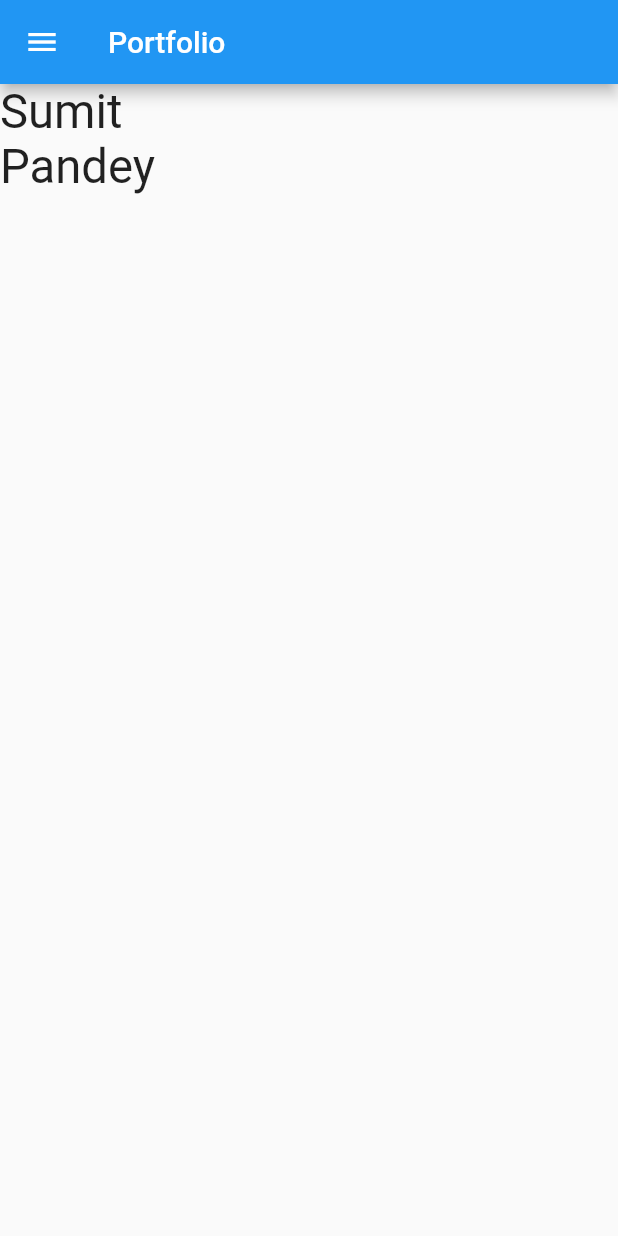
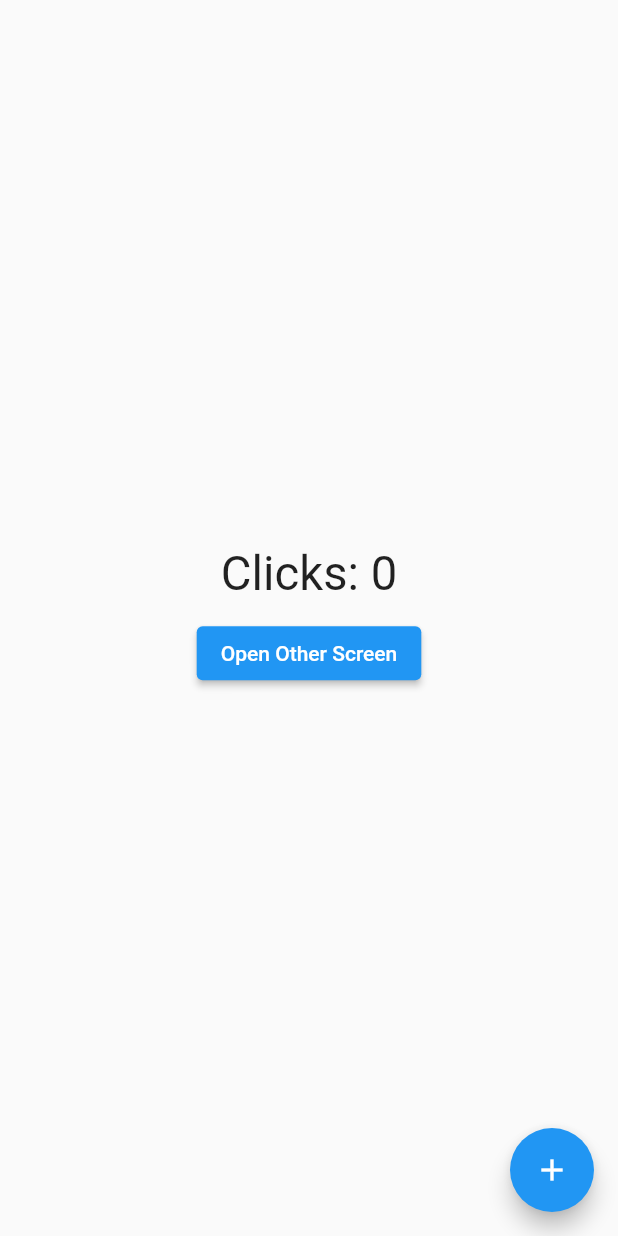
Before and after one commit to sumitpandey12/my_portfolio, a Flutter app: the screen it shows after launch, on a phone screen of 412 x 824 dp. Run offline on Flutter 3.47's test engine with Material 2 defaults, Android fonts, the phone set to English and light mode, and no system bars; our stand-ins replace get, velocity_x.

```diff
--- /dev/null
+++ b/lib/controller/counterController.dart
@@ -0,0 +1,9 @@
+import 'package:get/get.dart';
+
+class CounterContoller extends GetxController {
+  var counter = 0.obs;
+
+  void increament() {
+    counter++;
+  }
+}
--- a/lib/main.dart
+++ b/lib/main.dart
@@ -1,5 +1,6 @@
 import 'package:flutter/material.dart';
 import 'package:my_portfolio/pages/home.dart';
+import 'package:get/get.dart';
 
 void main() {
   runApp(const MyApp());
@@ -11,12 +12,12 @@ class MyApp extends StatelessWidget {
   // This widget is the root of your application.
   @override
   Widget build(BuildContext context) {
-    return MaterialApp(
+    return GetMaterialApp(
       title: 'Flutter Demo',
       theme: ThemeData(
         primarySwatch: Colors.blue,
       ),
-      home: const MyHome(),
+      home: MyHome(),
     );
   }
 }
--- a/lib/pages/home.dart
+++ b/lib/pages/home.dart
@@ -1,19 +1,39 @@
 import 'package:flutter/material.dart';
+import 'package:my_portfolio/pages/other.dart';
 import 'package:velocity_x/velocity_x.dart';
+import 'package:get/get.dart';
+
+import '../controller/counterController.dart';
 
 class MyHome extends StatelessWidget {
-  const MyHome({Key? key}) : super(key: key);
+  MyHome({Key? key}) : super(key: key);
+
+  final CounterContoller counterContoller = Get.put(CounterContoller());
 
   @override
   Widget build(BuildContext context) {
     return Scaffold(
-      appBar: AppBar(
-        title: "Portfolio".text.make(),
+      body: Center(
+        child: Obx(
+          (() => Column(mainAxisAlignment: MainAxisAlignment.center, children: [
+                "Clicks: ${counterContoller.counter.value}".text.xl4.make(),
+                const SizedBox(
+                  height: 10,
+                ),
+                ElevatedButton(
+                    onPressed: () {
+                      Get.to(OtherScreen());
+                    },
+                    child: "Open Other Screen".text.make())
+              ])),
+        ),
       ),
-      body: Column(children: [
-        "Sumit\nPandey".text.xl4.make(),
-      ]),
-      drawer: const Drawer(),
+      floatingActionButton: FloatingActionButton(
+        onPressed: () {
+          counterContoller.increament();
+        },
+        child: Icon(Icons.add),
+      ),
     );
   }
 }
--- a/pubspec.yaml
+++ b/pubspec.yaml
@@ -30,6 +30,7 @@ dependencies:
   flutter:
     sdk: flutter
   velocity_x: ^3.5.1
+  get: ^4.6.5
 
 
   # The following adds the Cupertino Icons font to your application.
```
Also changed, not shown: lib/pages/other.dart (added, +32 -0 lines), pubspec.lock.
